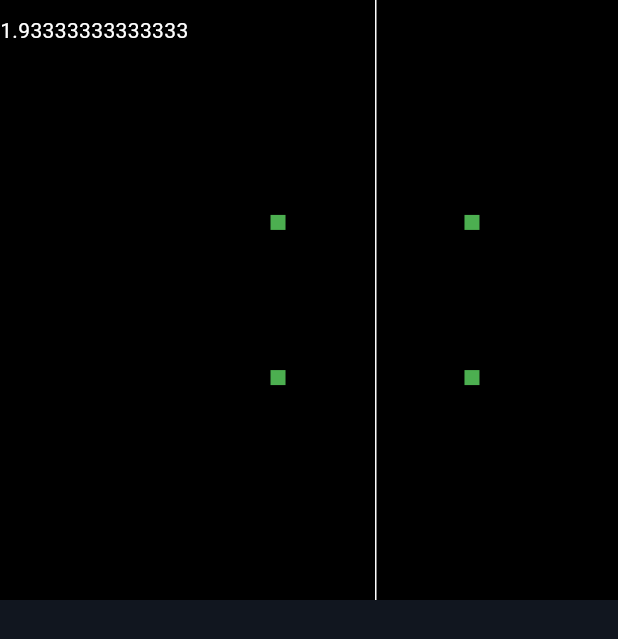
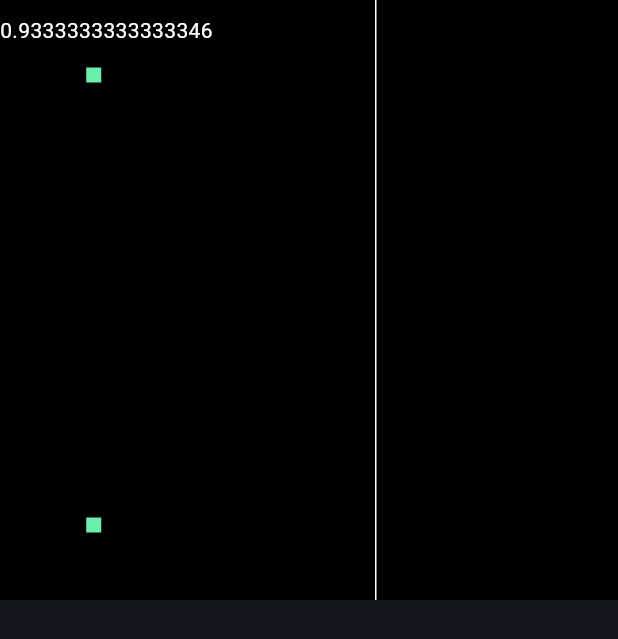
Before and after one commit to Mangoo0110/math_and_3d, a Flutter app: the first screen one second after launch, on a phone screen of 412 x 824 dp. Shown: the top 639 px of the screen. Run offline on Flutter 3.47's test engine with Material 3 defaults, Android fonts, the light colour scheme and no system bars; Roboto replaces fonts that are missing (Poppins).

Commit message:
draw points together with a single painter

```diff
--- a/lib/main.dart
+++ b/lib/main.dart
@@ -1,6 +1,7 @@
 import 'dart:async';
 import 'dart:math';
 
+import 'package:flutter/foundation.dart';
 import 'package:flutter/material.dart';
 import 'package:math_and_3d/core/themes/themes.dart';
 
@@ -38,14 +39,80 @@ class TheRealm extends StatefulWidget {
 
 class _TheRealmState extends State<TheRealm> {
   Timer? timer;
-  double depth = 1;
+  static const int frameRate = 60;
+  double dz = 1/frameRate;
+  double depth = 0;
+
+
+
+  List<Vec3> threeDpoints = [
+    Vec3(.5, .5, 0.5),
+    Vec3(-.5, .5, 0.5),
+    Vec3(.5, -.5, 0.5),
+    Vec3(-.5, -.5, 0.5),
+
+    Vec3(.5, .5, -0.1),
+    Vec3(-.5, .5, -0.1),
+    Vec3(.5, -.5, -0.1),
+    Vec3(-.5, -.5, -0.1),
+  ];
+
+  List<SquareDotValue> toSquareDots(List<Vec2> points) {
+    return points.map((e) => SquareDotValue(Vec2(e.x, e.y))).toList();
+  }
+
+  List<Vec2> project3dTo2dAll(List<Vec3> points) {
+    return points.map((e) => project3dTo2d(e)).toList();
+  }
+
+  List<Vec3> translateZ(List<Vec3> points, double dz) {
+    for (var e in points) {
+      e.z += dz;
+    }
+    return points;
+  }
+
+  // Simplified formula from: 3d: (x, y, z) => 2d: (x/z, y/z)
+  // Which is essentially derived from similar triangle theorem
+  //
+  /// Below videos sources explains the formula behind 3d coordinates to 2d coordinates much better:
+  /// https://youtu.be/eoXn6nwV694?si=hOaW5FIAczj45jzD
+  /// https://youtu.be/qjWkNZ0SXfo?si=gYZLzm_ht9McmHW7
+  ///
+  // More detailed formula is:
+  // 3d: (x, y, z) => 2d: (x/(z * tan(theta)), y/(z * tan(theta)))
+  //
+  // Here z is the depth or how far behind the object is from the screen.
+  // Minimum depth z is 0.1 to avoid division by zero
+  Vec2 project3dTo2d(Vec3 coooridanates) {
+    return Vec2(
+      coooridanates.x / coooridanates.z,
+      coooridanates.y / coooridanates.z
+    );
+  }
+
+  Vec2 translateToScreenPoint(Vec2 coordinate) {
+    // Assuming that coordinate values are between -1 and 1
+    // (0,0) is the middle point of the plane
+    return Vec2(
+      (1 - coordinate.x)/2 * widget.screenSize.width,
+      (1 - coordinate.y)/2 * widget.screenSize.height
+    );
+  }
+
+  List<Vec2> translateToScreenPoints(List<Vec2> coordinates) {
+    return coordinates.map((e) => translateToScreenPoint(e)).toList();
+  }
+
+
 
   @override
   void initState() {
+    double frame = 0;
     timer = Timer.periodic(Duration(milliseconds: (1000/60).floor()), (timer) {
-      depth += 1/60;
-      if(depth >= 10) {
-        timer.cancel();
+      frame += 1;
+      depth += dz;
+      if(frame >= frameRate * 3) {
         return;
       }
       setState(() {
@@ -76,7 +143,7 @@ class _TheRealmState extends State<TheRealm> {
                 Positioned(
                   top: 10,
                   left: 0,
-                  child: Text(depth.toString(), style: const TextStyle(color: Colors.white),),
+                  child: Text((depth).toString(), style: const TextStyle(color: Colors.white),),
                 ),
                   Positioned(
                     left: widget.screenSize.width/2,
@@ -87,21 +154,13 @@ class _TheRealmState extends State<TheRealm> {
                     ),
                   ),
 
-                drawRectPoint(
-                  translateToScreenPoint(project3dTo2d(Vec3(.5, .5, depth)))
-                ),
-
-                drawRectPoint(
-                  translateToScreenPoint(project3dTo2d(Vec3(.5, -.5, depth)))
-                ),
-
-                drawRectPoint(
-                  translateToScreenPoint(project3dTo2d(Vec3(-.5, .5, depth)))
-                ),
-
-                drawRectPoint(
-                  translateToScreenPoint(project3dTo2d(Vec3(-.5, -.5, depth)))
-                ),
+                CustomPaint(
+                  painter: DrawSquareDots(
+                    dots: toSquareDots(
+                      translateToScreenPoints(project3dTo2dAll(translateZ(threeDpoints, dz))),
+                    ),
+                  ),
+                )
               ],
             ),
           )
@@ -109,33 +168,7 @@ class _TheRealmState extends State<TheRealm> {
       },
     );
   }
-  // Simplified formula from: 3d: (x, y, z) => 2d: (x/z, y/z)
-  // Which is essentially derived from similar triangle theorem
-  //
-  /// Below videos sources explains the formula behind 3d coordinates to 2d coordinates much better:
-  /// https://youtu.be/eoXn6nwV694?si=hOaW5FIAczj45jzD
-  /// https://youtu.be/qjWkNZ0SXfo?si=gYZLzm_ht9McmHW7
-  ///
-  // More detailed formula is:
-  // 3d: (x, y, z) => 2d: (x/(z * tan(theta)), y/(z * tan(theta)))
-  //
-  // Here z is the depth or how far behind the object is from the screen.
-  // Minimum depth z is 0.1 to avoid division by zero
-  Vec2 project3dTo2d(Vec3 coooridanates) {
-    return Vec2(
-      coooridanates.x / (max(0.1, coooridanates.z)),
-      coooridanates.y / (max(0.1, coooridanates.z))
-    );
-  }
 
-  Vec2 translateToScreenPoint(Vec2 coordinate) {
-    // Assuming that coordinate values are between -1 and 1
-    // (0,0) is the middle point of the plane
-    return Vec2(
-      (1 - coordinate.x)/2 * widget.screenSize.width,
-      (1 - coordinate.y)/2 * widget.screenSize.height
-    );
-  }
 }
 
 
@@ -178,9 +211,9 @@ class Vec2{
 class Vec3{
   Vec3(this.x, this.y, this.z);
 
-  final double x;
-  final double y;
-  final double z;
+  double x;
+  double y;
+  double z;
 
   Vec3 operator +(Vec3 other) => Vec3(x + other.x, y + other.y, z + other.z);
   Vec3 operator -(Vec3 other)=> Vec3(x- other.x, y - other.y, z - other.z);
@@ -189,7 +222,7 @@ class Vec3{
   bool operator ==(Object other) {
     return identical(this, other)
       && other is Vec3
-      &&  runtimeType ==  other.runtimeType
+      && runtimeType ==  other.runtimeType
       && x == other.x
       && y == other.y
       && z == other.z;
@@ -202,7 +235,7 @@ class Vec3{
 
 
 class SquareDotPainter extends CustomPainter {
-  const SquareDotPainter({this.color = Colors.green, required this.coordinate});
+  const SquareDotPainter({this.color = Colors.greenAccent, required this.coordinate});
 
   final Color color;
   final Vec2 coordinate;
@@ -210,7 +243,12 @@ class SquareDotPainter extends CustomPainter {
   @override
   void paint(Canvas canvas, Size size) {
     final double squareLen = 10;
-    final rect = Rect.fromLTWH(coordinate.x - squareLen/2, coordinate.y - squareLen/2, squareLen, squareLen);
+    final rect = Rect.fromLTWH(
+      coordinate.x - squareLen / 2,
+      coordinate.y - squareLen / 2,
+      squareLen,
+      squareLen,
+    );
     canvas.drawRect(rect, Paint()..color = color);
   }
 
@@ -219,3 +257,34 @@ class SquareDotPainter extends CustomPainter {
     return color != oldDelegate.color || coordinate != oldDelegate.coordinate;
   }
 }
+
+
+
+class SquareDotValue {
+  final Vec2 coordinate;
+  final Color color;
+  SquareDotValue(this.coordinate, [this.color = Colors.greenAccent]);
+}
+
+class DrawSquareDots extends CustomPainter {
+  const DrawSquareDots({required this.dots});
+
+  final List<SquareDotValue> dots;
+
+  @override
+  void paint(Canvas canvas, Size size) {
+    for (var dot in dots) {
+      final double squareLen = 10;
+      final color = dot.color;
+      final coordinate = dot.coordinate;
+      final rect = Rect.fromLTWH(coordinate.x - squareLen/2, coordinate.y - squareLen/2, squareLen, squareLen);
+      canvas.drawRect(rect, Paint()..color = color);
+    }
+
+  }
+
+  @override
+  bool shouldRepaint(covariant DrawSquareDots oldDelegate) {
+    return !listEquals(oldDelegate.dots, dots);
+  }
+}
```
